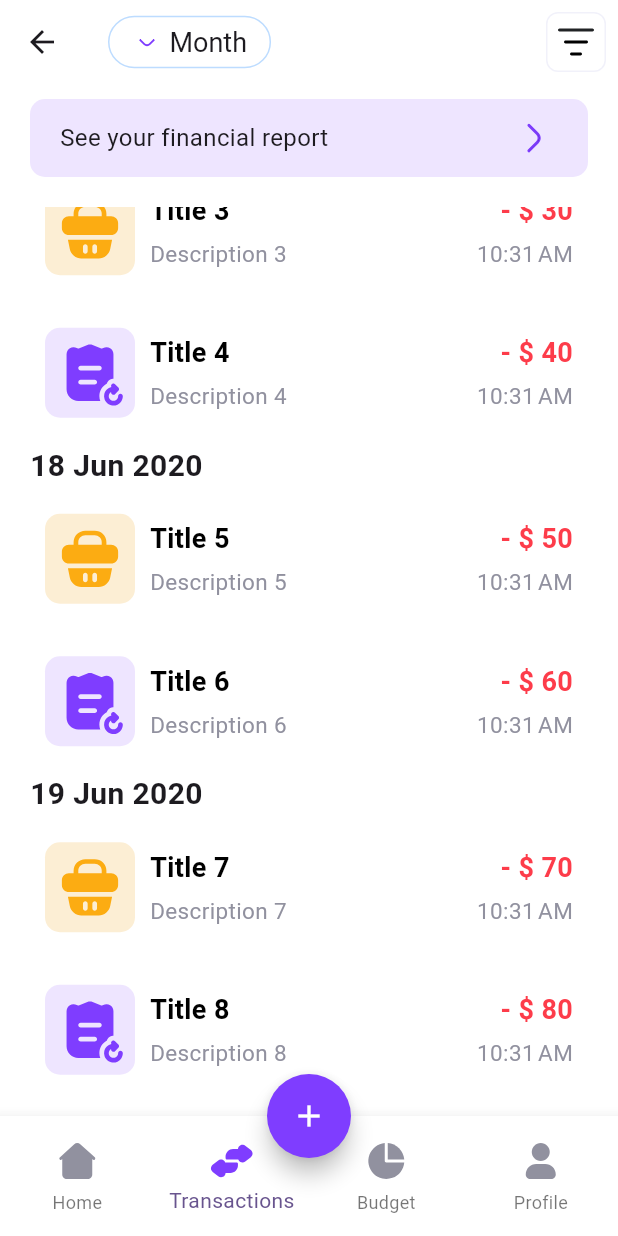
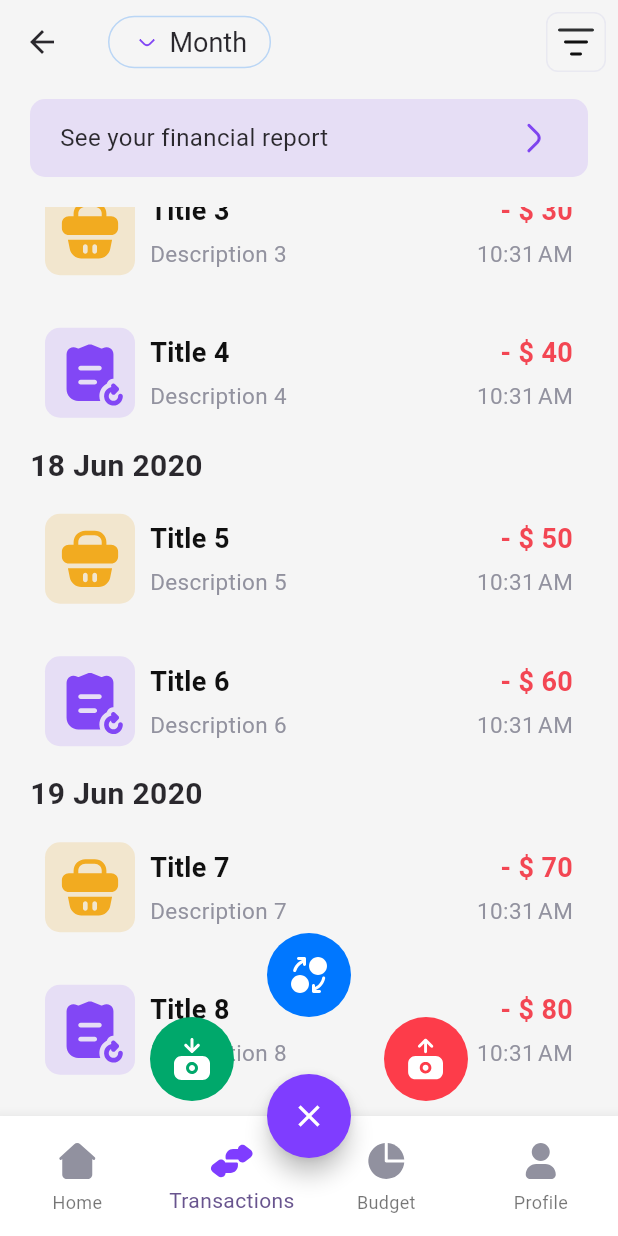
Before and after one commit to Iamdheeraj22/montra, a Flutter app: the DashboardPage screen opened directly, item 2 of the bottom bar chosen, scrolled down 280 dp, after a tap on the "add" icon, on a phone screen of 412 x 824 dp. Run offline on Flutter 3.47's test engine with Material 3 defaults, Android fonts, the phone set to English and light mode, and no system bars; drawn by our look-alikes of grouped_list; our stand-ins replace bloc, equatable, firebase_auth, firebase_core, firebase_database, flutter_bloc and 5 more; accounts and stored records are empty.

Commit message:
refactor: un-comment functionality show / hide menu in dashboard_page.dart , customise UI of home_page.dart

```diff
--- a/lib/app/features/dashboard/pages/dashboard_page.dart
+++ b/lib/app/features/dashboard/pages/dashboard_page.dart
@@ -90,7 +90,7 @@ class _DashboardPageState extends State<DashboardPage> {
           floatingActionButton: FloatingActionButton(
             enableFeedback: true,
             onPressed: () {
-              // context.read<HomeBloc>().add(const ShowMenu());
+              context.read<DashboardBloc>().add(const ShowMenu());
             },
             backgroundColor: AppColors.primary,
             isExtended: true,
--- a/lib/app/features/dashboard/pages/home/home_page.dart
+++ b/lib/app/features/dashboard/pages/home/home_page.dart
@@ -36,13 +36,11 @@ class _HomePageState extends State<HomePage> {
           body: SizedBox(
             width: double.infinity,
             height: MediaQuery.of(context).size.height,
-            child: Stack(
-              children: [
-                Column(
+            child: Column(
               children: [
                 Padding(
-                      padding: const EdgeInsets.symmetric(
-                          horizontal: 15, vertical: 15),
+                  padding:
+                      const EdgeInsets.symmetric(horizontal: 15, vertical: 15),
                   child: Row(
                     mainAxisAlignment: MainAxisAlignment.spaceBetween,
                     children: [
@@ -204,8 +202,6 @@ class _HomePageState extends State<HomePage> {
                 )
               ],
             ),
-              ],
-            ),
           ),
         );
       },
```
Lines whose indentation alone changed are shown as unchanged.
